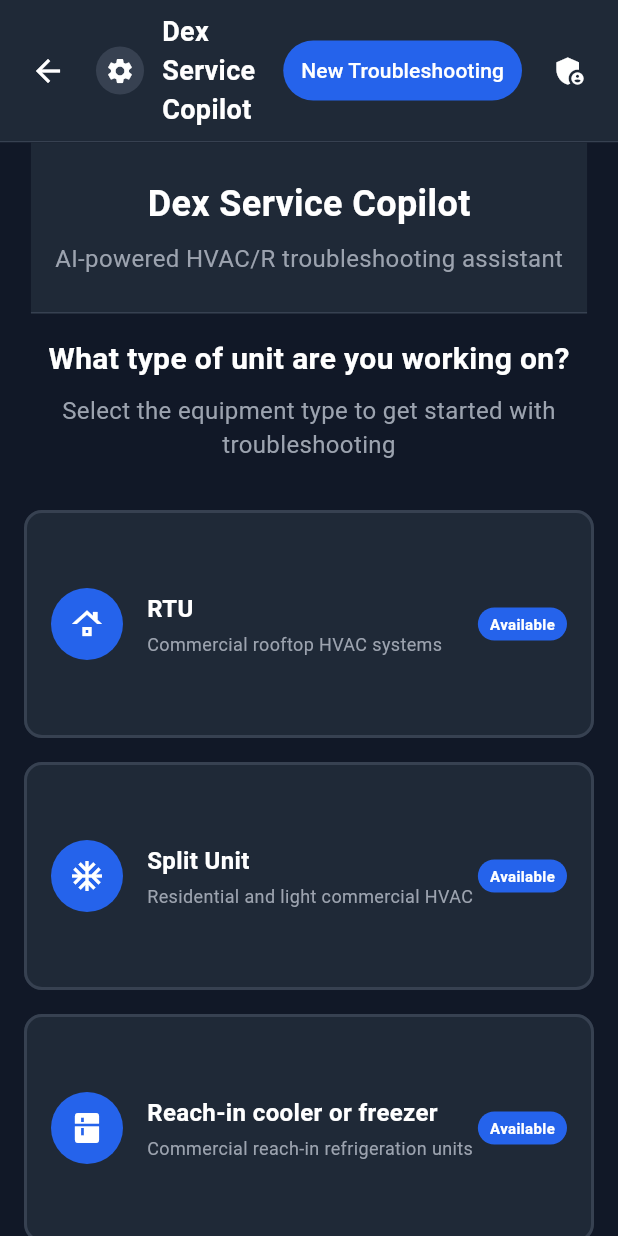
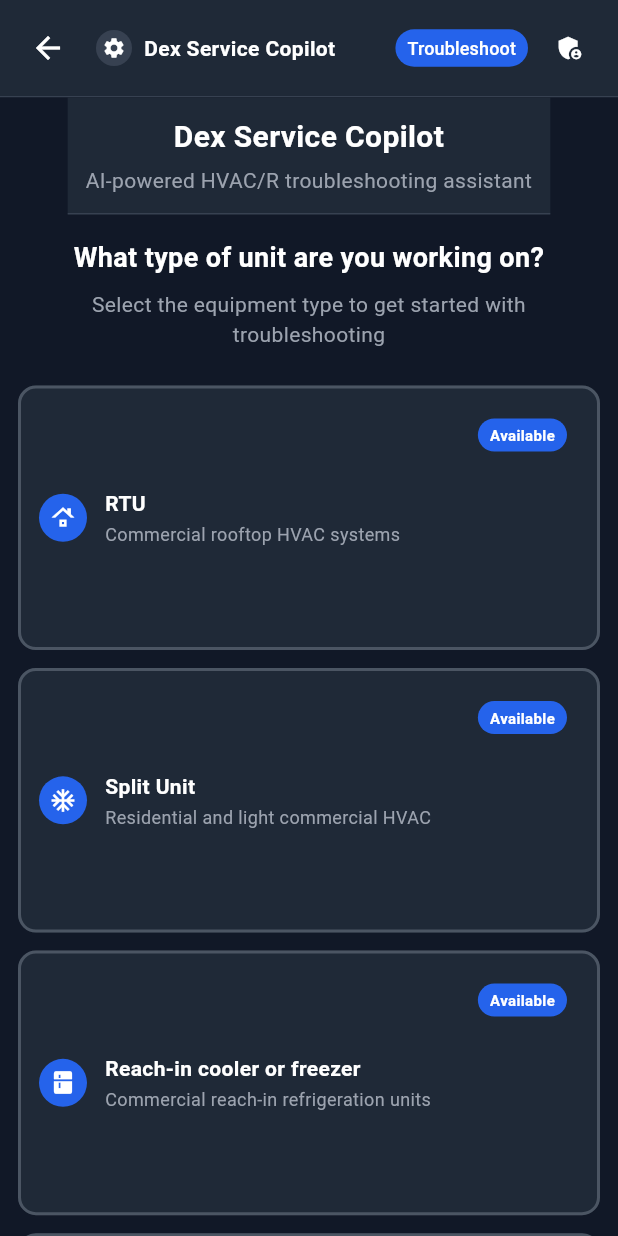
Before and after one commit to danishdhanani/dex-mvp-1.3, a Flutter app: the ServiceCallPage screen opened by its route, on a phone screen of 412 x 824 dp. Run offline on Flutter 3.47's test engine with Material 3 defaults, Android fonts, the phone set to English and light mode, and no system bars; our stand-ins replace flutter_dotenv, supabase_flutter; accounts and stored records are empty; project files that could hold a hidden picture were left out.

Commit message:
improve troubleshooting UI

```diff
--- a/mobile/dex/lib/screens/service_call/service_call_page.dart
+++ b/mobile/dex/lib/screens/service_call/service_call_page.dart
@@ -59,26 +59,26 @@ class _ServiceCallPageState extends State<ServiceCallPage> {
                   const SizedBox(width: 8),
                   // Logo
                   Container(
-                    width: 32,
-                    height: 32,
+                    width: 24,
+                    height: 24,
                     decoration: BoxDecoration(
                       color: const Color(0xFF374151), // gray-600
-                      borderRadius: BorderRadius.circular(16),
+                      borderRadius: BorderRadius.circular(12),
                     ),
                     child: const Icon(
                       Icons.settings,
                       color: Colors.white,
-                      size: 20,
+                      size: 16,
                     ),
                   ),
-                  const SizedBox(width: 12),
+                  const SizedBox(width: 8),
                   Expanded(
                     child: Text(
                       _selectedUnitType != null
                           ? 'Dex - HVAC/R Troubleshooter'
                           : 'Dex Service Copilot',
                       style: const TextStyle(
-                        fontSize: 18,
+                        fontSize: 14,
                         fontWeight: FontWeight.w600,
                         color: Colors.white,
                       ),
@@ -86,12 +86,19 @@ class _ServiceCallPageState extends State<ServiceCallPage> {
                   ),
                   if (_selectedUnitType != null)
                     Padding(
-                      padding: const EdgeInsets.only(right: 8),
+                      padding: const EdgeInsets.only(right: 4),
                       child: TextButton(
                         onPressed: _handleBackToUnitSelection,
+                        style: TextButton.styleFrom(
+                          backgroundColor: const Color(0xFF374151), // gray-600
+                          foregroundColor: Colors.white,
+                          padding: const EdgeInsets.symmetric(horizontal: 8, vertical: 4),
+                          minimumSize: Size.zero,
+                          tapTargetSize: MaterialTapTargetSize.shrinkWrap,
+                        ),
                         child: const Text(
-                          'Home Page',
-                          style: TextStyle(color: Colors.white),
+                          'Home',
+                          style: TextStyle(fontSize: 12),
                         ),
                       ),
                     ),
@@ -103,15 +110,23 @@ class _ServiceCallPageState extends State<ServiceCallPage> {
                     style: TextButton.styleFrom(
                       backgroundColor: const Color(0xFF2563EB), // blue-600
                       foregroundColor: Colors.white,
+                      padding: const EdgeInsets.symmetric(horizontal: 8, vertical: 4),
+                      minimumSize: Size.zero,
+                      tapTargetSize: MaterialTapTargetSize.shrinkWrap,
                     ),
-                    child: const Text('New Troubleshooting'),
+                    child: const Text(
+                      'Troubleshoot',
+                      style: TextStyle(fontSize: 12),
+                    ),
                   ),
-                  const SizedBox(width: 8),
+                  const SizedBox(width: 4),
                   IconButton(
-                    icon: const Icon(Icons.admin_panel_settings, color: Colors.white),
+                    icon: const Icon(Icons.admin_panel_settings, color: Colors.white, size: 20),
                     onPressed: () {
                       // Navigate to admin page
                     },
+                    padding: EdgeInsets.zero,
+                    constraints: const BoxConstraints(),
                   ),
                 ],
               ),
--- a/mobile/dex/lib/screens/service_call/unit_type_selector.dart
+++ b/mobile/dex/lib/screens/service_call/unit_type_selector.dart
@@ -51,7 +51,7 @@ class UnitTypeSelector extends StatelessWidget {
         children: [
           // Header
           Container(
-            padding: const EdgeInsets.symmetric(horizontal: 16, vertical: 24),
+            padding: const EdgeInsets.symmetric(horizontal: 12, vertical: 12),
             decoration: const BoxDecoration(
               color: Color(0xFF1F2937), // gray-800
               border: Border(
@@ -66,18 +66,20 @@ class UnitTypeSelector extends StatelessWidget {
                 Text(
                   'Dex Service Copilot',
                   style: TextStyle(
-                    fontSize: 24,
+                    fontSize: 20,
                     fontWeight: FontWeight.bold,
                     color: Colors.white,
                   ),
+                  textAlign: TextAlign.center,
                 ),
-                SizedBox(height: 8),
+                SizedBox(height: 4),
                 Text(
                   'AI-powered HVAC/R troubleshooting assistant',
                   style: TextStyle(
-                    fontSize: 16,
+                    fontSize: 14,
                     color: Color(0xFF9CA3AF), // gray-400
                   ),
+                  textAlign: TextAlign.center,
                 ),
               ],
             ),
@@ -87,40 +89,42 @@ class UnitTypeSelector extends StatelessWidget {
           Expanded(
             child: Center(
               child: SingleChildScrollView(
-                padding: const EdgeInsets.all(16),
+                padding: const EdgeInsets.symmetric(horizontal: 12, vertical: 16),
                 child: Column(
                   children: [
                     const Text(
                       'What type of unit are you working on?',
                       style: TextStyle(
-                        fontSize: 20,
+                        fontSize: 18,
                         fontWeight: FontWeight.w600,
                         color: Colors.white,
                       ),
+                      textAlign: TextAlign.center,
                     ),
                     const SizedBox(height: 8),
                     const Text(
                       'Select the equipment type to get started with troubleshooting',
                       style: TextStyle(
-                        fontSize: 16,
+                        fontSize: 14,
                         color: Color(0xFF9CA3AF), // gray-400
                       ),
                       textAlign: TextAlign.center,
                     ),
-                    const SizedBox(height: 32),
+                    const SizedBox(height: 24),
 
                     // Unit Type Grid
                     LayoutBuilder(
                       builder: (context, constraints) {
                         final isTablet = constraints.maxWidth > 600;
+                        final isDesktop = constraints.maxWidth > 1024;
                         return GridView.builder(
                           shrinkWrap: true,
                           physics: const NeverScrollableScrollPhysics(),
                           gridDelegate: SliverGridDelegateWithFixedCrossAxisCount(
-                            crossAxisCount: isTablet ? 3 : 1,
-                            crossAxisSpacing: 16,
-                            mainAxisSpacing: 16,
-                            childAspectRatio: isTablet ? 0.9 : 2.5,
+                            crossAxisCount: isDesktop ? 3 : (isTablet ? 2 : 1),
+                            crossAxisSpacing: 12,
+                            mainAxisSpacing: 12,
+                            childAspectRatio: isDesktop ? 0.85 : (isTablet ? 1.1 : 2.2),
                           ),
                           itemCount: unitTypes.length,
                           itemBuilder: (context, index) {
@@ -128,13 +132,14 @@ class UnitTypeSelector extends StatelessWidget {
                             return _UnitTypeCard(
                               unitType: unitType,
                               onTap: () => onUnitTypeSelect(unitType.id),
+                              isMobile: !isTablet,
                             );
                           },
                         );
                       },
                     ),
 
-                    const SizedBox(height: 32),
+                    const SizedBox(height: 24),
                     const Text(
                       'Supporting all major HVAC/R equipment types. Upload your service manuals to get started.',
                       style: TextStyle(
@@ -173,10 +178,12 @@ class _UnitTypeData {
 class _UnitTypeCard extends StatelessWidget {
   final _UnitTypeData unitType;
   final VoidCallback onTap;
+  final bool isMobile;
 
   const _UnitTypeCard({
     required this.unitType,
     required this.onTap,
+    required this.isMobile,
   });
 
   @override
@@ -188,15 +195,85 @@ class _UnitTypeCard extends StatelessWidget {
         onTap: onTap,
         borderRadius: BorderRadius.circular(12),
         child: Container(
-          padding: const EdgeInsets.all(16),
+          padding: const EdgeInsets.all(12),
           decoration: BoxDecoration(
             borderRadius: BorderRadius.circular(12),
             border: Border.all(
-              color: const Color(0xFF374151), // gray-700
+              color: const Color(0xFF4B5563), // gray-600
               width: 2,
             ),
           ),
-          child: Row(
+          child: Stack(
+            children: [
+              // Available badge - positioned in top right
+              Positioned(
+                top: 8,
+                right: 8,
+                child: Container(
+                  padding: const EdgeInsets.symmetric(horizontal: 8, vertical: 4),
+                  decoration: BoxDecoration(
+                    color: const Color(0xFF2563EB), // blue-600
+                    borderRadius: BorderRadius.circular(12),
+                  ),
+                  child: const Text(
+                    'Available',
+                    style: TextStyle(
+                      fontSize: 10,
+                      color: Colors.white,
+                      fontWeight: FontWeight.w600,
+                    ),
+                  ),
+                ),
+              ),
+              // Content
+              isMobile
+                  ? Row(
+                      children: [
+                        // Icon
+                        Container(
+                          width: 32,
+                          height: 32,
+                          decoration: BoxDecoration(
+                            color: const Color(0xFF2563EB), // blue-600
+                            borderRadius: BorderRadius.circular(16),
+                          ),
+                          child: Icon(
+                            unitType.icon,
+                            color: Colors.white,
+                            size: 18,
+                          ),
+                        ),
+                        const SizedBox(width: 12),
+                        // Text Content
+                        Expanded(
+                          child: Column(
+                            mainAxisAlignment: MainAxisAlignment.center,
+                            crossAxisAlignment: CrossAxisAlignment.start,
+                            children: [
+                              Text(
+                                unitType.name,
+                                style: const TextStyle(
+                                  fontSize: 14,
+                                  fontWeight: FontWeight.w600,
+                                  color: Colors.white,
+                                ),
+                              ),
+                              const SizedBox(height: 2),
+                              Text(
+                                unitType.description,
+                                style: const TextStyle(
+                                  fontSize: 12,
+                                  color: Color(0xFF9CA3AF), // gray-400
+                                ),
+                              ),
+                            ],
+                          ),
+                        ),
+                      ],
+                    )
+                  : Column(
+                      mainAxisAlignment: MainAxisAlignment.center,
+                      crossAxisAlignment: CrossAxisAlignment.center,
                       children: [
                         // Icon
                         Container(
@@ -212,20 +289,16 @@ class _UnitTypeCard extends StatelessWidget {
                             size: 24,
                           ),
                         ),
-              const SizedBox(width: 16),
+                        const SizedBox(height: 12),
                         // Text Content
-              Expanded(
-                child: Column(
-                  mainAxisAlignment: MainAxisAlignment.center,
-                  crossAxisAlignment: CrossAxisAlignment.start,
-                  children: [
                         Text(
                           unitType.name,
                           style: const TextStyle(
                             fontSize: 16,
-                        fontWeight: FontWeight.bold,
+                            fontWeight: FontWeight.w600,
                             color: Colors.white,
                           ),
+                          textAlign: TextAlign.center,
                         ),
                         const SizedBox(height: 4),
                         Text(
@@ -234,25 +307,9 @@ class _UnitTypeCard extends StatelessWidget {
                             fontSize: 12,
                             color: Color(0xFF9CA3AF), // gray-400
                           ),
+                          textAlign: TextAlign.center,
                         ),
                       ],
-                ),
-              ),
-              // Available badge
-              Container(
-                padding: const EdgeInsets.symmetric(horizontal: 8, vertical: 4),
-                decoration: BoxDecoration(
-                  color: const Color(0xFF2563EB), // blue-600
-                  borderRadius: BorderRadius.circular(12),
-                ),
-                child: const Text(
-                  'Available',
-                  style: TextStyle(
-                    fontSize: 10,
-                    color: Colors.white,
-                    fontWeight: FontWeight.w600,
-                  ),
-                ),
                     ),
             ],
           ),
```
Lines whose indentation alone changed are shown as unchanged.
